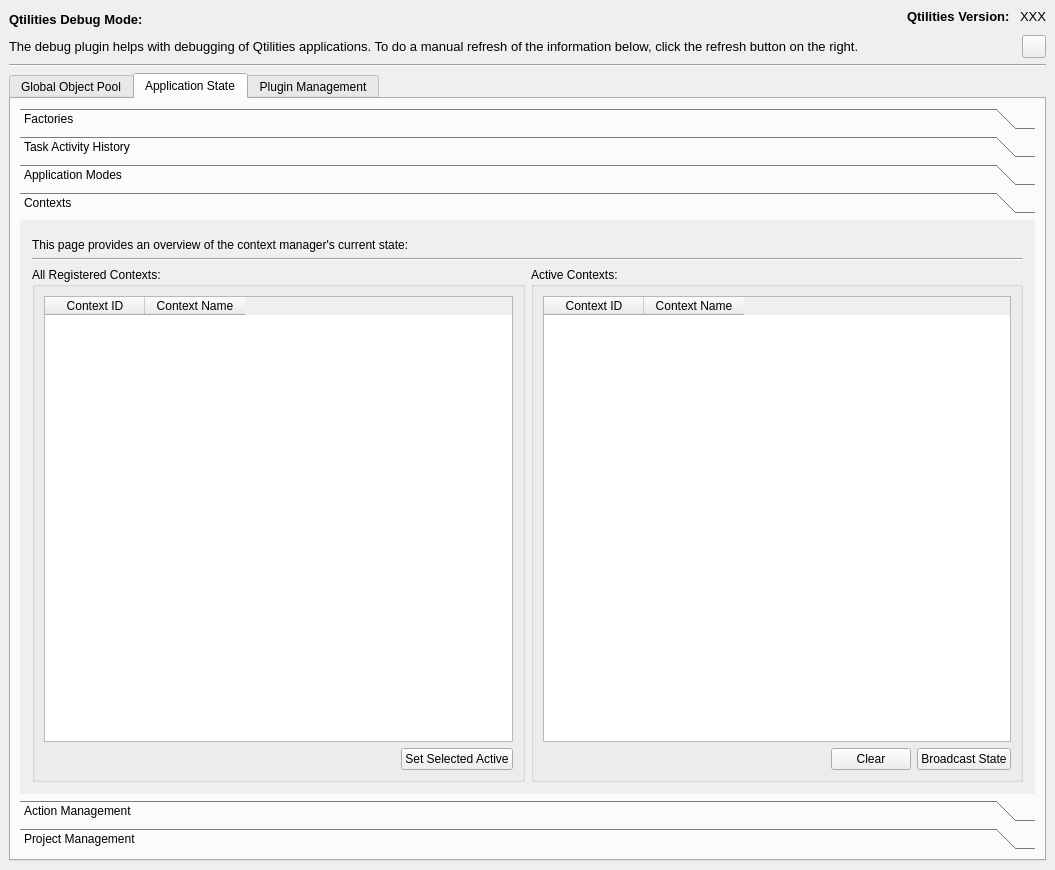
This is src/Testing/source/DebugWidget.ui in JPNaude/Qtilities as Qt 5 draws it before an edit. The edited form follows.
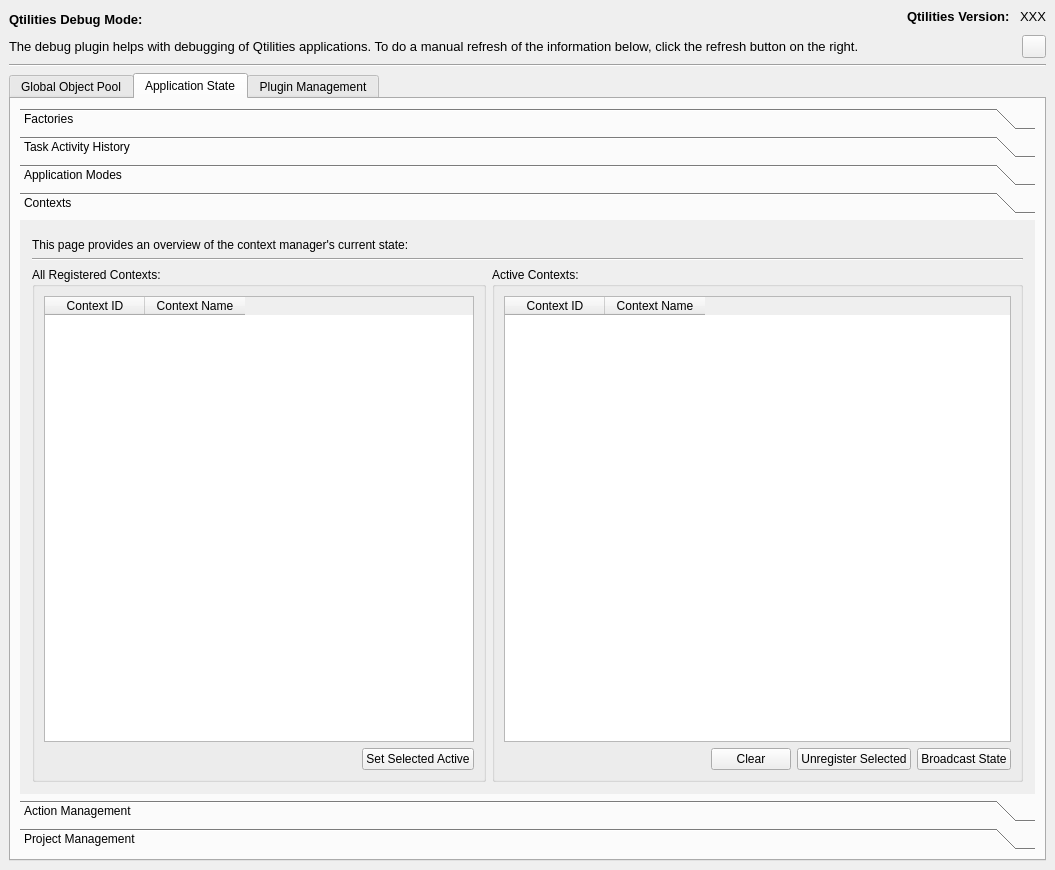
This is the edited form. The open tabs and pages were chosen to show the change.

Commit message: More work on unregistering contexts. It will now also remove all backend actions in the action manager linked to that context. Also, in the debug widget there is now a button to unregister contexts.

The edit to the form file:
```diff
--- a/src/Testing/source/DebugWidget.ui
+++ b/src/Testing/source/DebugWidget.ui
@@ -503,8 +503,8 @@
             <rect>
              <x>0</x>
              <y>0</y>
-             <width>568</width>
-             <height>201</height>
+             <width>1013</width>
+             <height>581</height>
             </rect>
            </property>
            <attribute name="label">
@@ -592,7 +592,14 @@
                   <string>Active Contexts:</string>
                  </property>
                  <layout class="QGridLayout" name="gridLayout_11">
-                  <item row="0" column="0" colspan="3">
+                  <item row="1" column="4">
+                   <widget class="QPushButton" name="btnContextsBroadcast">
+                    <property name="text">
+                     <string>Broadcast State</string>
+                    </property>
+                   </widget>
+                  </item>
+                  <item row="0" column="0" colspan="5">
                    <widget class="QTableWidget" name="tableContextsActive">
                     <column>
                      <property name="text">
@@ -606,30 +613,30 @@
                     </column>
                    </widget>
                   </item>
-                  <item row="1" column="0">
-                   <spacer name="horizontalSpacer_7">
-                    <property name="orientation">
-                     <enum>Qt::Horizontal</enum>
-                    </property>
-                    <property name="sizeHint" stdset="0">
-                     <size>
-                      <width>195</width>
-                      <height>20</height>
-                     </size>
-                    </property>
-                   </spacer>
-                  </item>
-                  <item row="1" column="1">
+                  <item row="1" column="2">
                    <widget class="QPushButton" name="btnContextsClear">
                     <property name="text">
                      <string>Clear</string>
                     </property>
                    </widget>
                   </item>
-                  <item row="1" column="2">
-                   <widget class="QPushButton" name="btnContextsBroadcast">
+                  <item row="1" column="1">
+                   <spacer name="horizontalSpacer_7">
+                    <property name="orientation">
+                     <enum>Qt::Horizontal</enum>
+                    </property>
+                    <property name="sizeHint" stdset="0">
+                     <size>
+                      <width>195</width>
+                      <height>20</height>
+                     </size>
+                    </property>
+                   </spacer>
+                  </item>
+                  <item row="1" column="3">
+                   <widget class="QPushButton" name="btnContextUnregisterSelected">
                     <property name="text">
-                     <string>Broadcast State</string>
+                     <string>Unregister Selected</string>
                     </property>
                    </widget>
                   </item>
```
Left out of the diff: 10 changed lines with no effect on the pictures. The commit also changes 10 other files.
